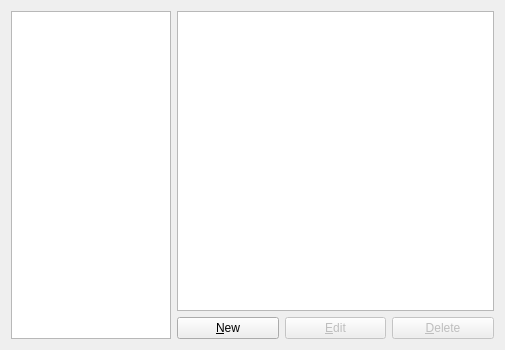
First picture: the form in gns3/modules/iou/ui/iou_device_preferences_page.ui, repository GNS3/gns3-gui, before the edit.
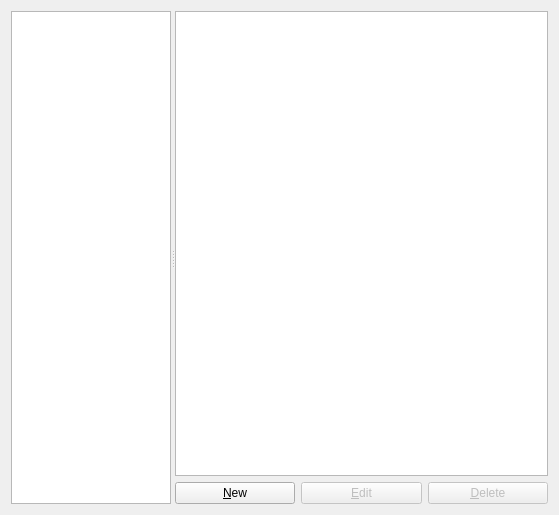
Second picture: the form after the edit.

Commit message: Improvements for the preferences dialog (splitter layouts, save/restore geometry etc.)

Patch:
```diff
--- a/gns3/modules/iou/ui/iou_device_preferences_page.ui
+++ b/gns3/modules/iou/ui/iou_device_preferences_page.ui
@@ -6,8 +6,8 @@
    <rect>
     <x>0</x>
     <y>0</y>
-    <width>505</width>
-    <height>350</height>
+    <width>559</width>
+    <height>515</height>
    </rect>
   </property>
   <property name="windowTitle">
@@ -19,71 +19,15 @@
   <property name="accessibleDescription">
    <string/>
   </property>
-  <layout class="QGridLayout" name="gridLayout">
-   <item row="1" column="1">
-    <layout class="QHBoxLayout" name="horizontalLayout_5">
+  <layout class="QVBoxLayout" name="verticalLayout_2">
      <item>
-      <widget class="QPushButton" name="uiNewIOUDevicePushButton">
-       <property name="text">
-        <string>&amp;New</string>
-       </property>
-      </widget>
-     </item>
-     <item>
-      <widget class="QPushButton" name="uiEditIOUDevicePushButton">
-       <property name="enabled">
-        <bool>false</bool>
-       </property>
-       <property name="text">
-        <string>&amp;Edit</string>
-       </property>
-      </widget>
-     </item>
-     <item>
-      <widget class="QPushButton" name="uiDeleteIOUDevicePushButton">
-       <property name="enabled">
-        <bool>false</bool>
-       </property>
-       <property name="text">
-        <string>&amp;Delete</string>
-       </property>
-      </widget>
-     </item>
-    </layout>
-   </item>
-   <item row="0" column="1">
-    <widget class="QTreeWidget" name="uiIOUDeviceInfoTreeWidget">
-     <property name="sizePolicy">
-      <sizepolicy hsizetype="MinimumExpanding" vsizetype="Expanding">
-       <horstretch>0</horstretch>
-       <verstretch>0</verstretch>
-      </sizepolicy>
-     </property>
-     <property name="indentation">
-      <number>10</number>
-     </property>
-     <property name="allColumnsShowFocus">
-      <bool>true</bool>
-     </property>
-     <attribute name="headerVisible">
-      <bool>false</bool>
-     </attribute>
-     <column>
-      <property name="text">
-       <string>1</string>
-      </property>
-     </column>
-     <column>
-      <property name="text">
-       <string>2</string>
-      </property>
-     </column>
-    </widget>
-   </item>
-   <item row="0" column="0" rowspan="2">
+    <widget class="QSplitter" name="splitter">
+     <property name="orientation">
+      <enum>Qt::Horizontal</enum>
+     </property>
     <widget class="QTreeWidget" name="uiIOUDevicesTreeWidget">
      <property name="sizePolicy">
-      <sizepolicy hsizetype="Minimum" vsizetype="Expanding">
+       <sizepolicy hsizetype="Preferred" vsizetype="Expanding">
        <horstretch>0</horstretch>
        <verstretch>0</verstretch>
       </sizepolicy>
@@ -121,6 +65,71 @@
        <string notr="true">1</string>
       </property>
      </column>
+     </widget>
+     <widget class="QWidget" name="">
+      <layout class="QVBoxLayout" name="verticalLayout">
+       <item>
+        <widget class="QTreeWidget" name="uiIOUDeviceInfoTreeWidget">
+         <property name="sizePolicy">
+          <sizepolicy hsizetype="MinimumExpanding" vsizetype="Expanding">
+           <horstretch>0</horstretch>
+           <verstretch>0</verstretch>
+          </sizepolicy>
+         </property>
+         <property name="indentation">
+          <number>10</number>
+         </property>
+         <property name="allColumnsShowFocus">
+          <bool>true</bool>
+         </property>
+         <attribute name="headerVisible">
+          <bool>false</bool>
+         </attribute>
+         <column>
+          <property name="text">
+           <string>1</string>
+          </property>
+         </column>
+         <column>
+          <property name="text">
+           <string>2</string>
+          </property>
+         </column>
+        </widget>
+       </item>
+       <item>
+        <layout class="QHBoxLayout" name="horizontalLayout_5">
+         <item>
+          <widget class="QPushButton" name="uiNewIOUDevicePushButton">
+           <property name="text">
+            <string>&amp;New</string>
+           </property>
+          </widget>
+         </item>
+         <item>
+          <widget class="QPushButton" name="uiEditIOUDevicePushButton">
+           <property name="enabled">
+            <bool>false</bool>
+           </property>
+           <property name="text">
+            <string>&amp;Edit</string>
+           </property>
+          </widget>
+         </item>
+         <item>
+          <widget class="QPushButton" name="uiDeleteIOUDevicePushButton">
+           <property name="enabled">
+            <bool>false</bool>
+           </property>
+           <property name="text">
+            <string>&amp;Delete</string>
+           </property>
+          </widget>
+         </item>
+        </layout>
+       </item>
+      </layout>
+     </widget>
     </widget>
    </item>
   </layout>
```
Lines whose indentation alone changed are shown as unchanged. The commit also changes 23 other files.
